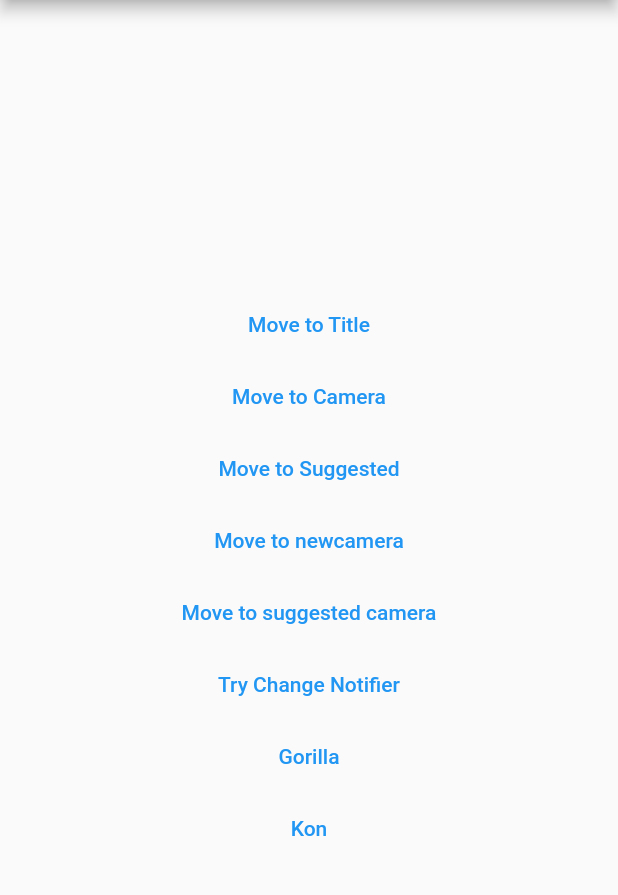
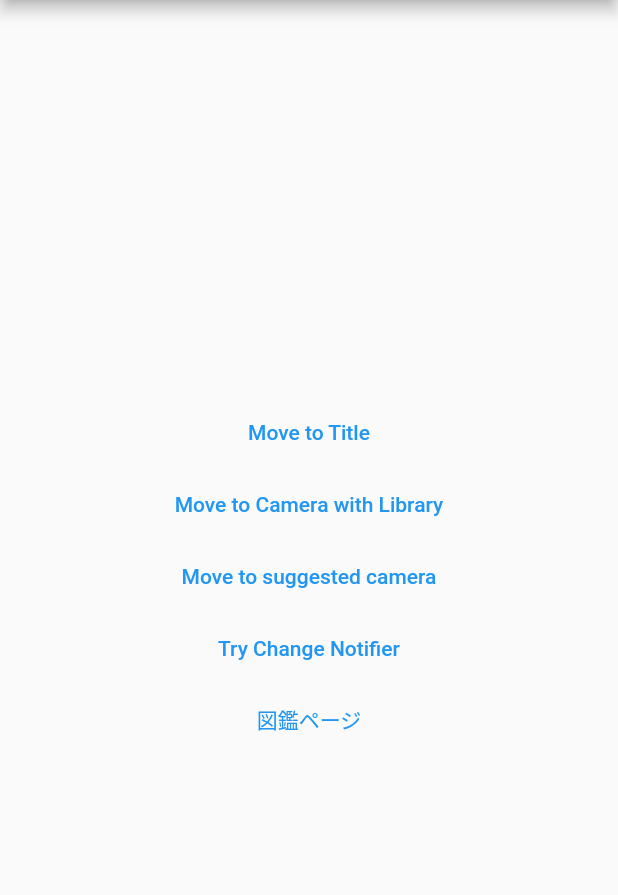
Before and after one commit to kesota/animal_detection_app, a Flutter app: the screen it shows after launch, on a phone screen of 412 x 824 dp, the part 84-979 px from its top. Run offline on Flutter 3.47's test engine with Material 2 defaults, Android fonts, the phone set to English and light mode, and no system bars; our stand-ins replace camera, logger.

Commit message:
Refactor main page

```diff
--- a/app/lib/main.dart
+++ b/app/lib/main.dart
@@ -1,12 +1,11 @@
 import 'package:app/util/camera_notifier.dart';
 import 'package:app/util/logger_manager.dart';
 import 'package:app/view/animal_detail.dart';
+import 'package:app/view/animal_guide_view.dart';
 import 'package:app/view/newcamera.dart';
 import 'package:app/view/picture_display_view.dart';
 import 'package:app/view/test.dart';
 import 'package:app/view/title_page.dart';
-import 'package:app/view/camera_view.dart';
-import 'package:app/view/suggested_camera_view.dart';
 import 'package:camera/camera.dart';
 import 'package:flutter/material.dart';
 import 'package:provider/provider.dart';
@@ -38,13 +37,12 @@ class MyApp extends StatelessWidget {
           routes: {
             '/': (context) => const MyHomePage(title: 'Sample App'),
             '/title': (context) => TitleView(),
-            '/camera': (context) => CameraView(),
-            '/suggested': (context) => SuggestedView(),
             '/newcamera': (context) => NewCameraView(camera: camera, flgChanger: 1,),
             '/newcamera/suggest': (context) => NewCameraView(camera: camera, flgChanger: 100),
             '/newcamera/photo':(context) => PictureDisplayView(XFile('')),
             '/Test': (context) => TestView(),
             '/animalDetail':(context) => AnimalDetailView(name: '', type: '', detail1: '', detail2: '',),
+            '/animalGuide': (context) => const AnimalGuide(),
 
           },
         ),
@@ -73,20 +71,13 @@ class _MyHomePageState extends State<MyHomePage> {
                 mainAxisAlignment: MainAxisAlignment.center,
                 children: <Widget>[
                   _moveToPage('/title', 'Title Page is pushed', 'Move to Title'),
-                  _moveToPage('/camera', 'Camera Page is pushed', 'Move to Camera'),
-                  _moveToPage('/suggested', 'Suggested Page is pushed',
-                      'Move to Suggested'),
                   _moveToPage('/newcamera', 'newcamera Page is pushed',
-                      'Move to newcamera'),
+                      'Move to Camera with Library'),
                   _moveToPage('/newcamera/suggest', 'second camera Page is pushed',
                       'Move to suggested camera'),
                   _moveToPage('/Test', 'Test page is pushed', 'Try Change Notifier'),
-                  _moveToPageParam('/animalDetail', 'Gorilla',['Gorilla', 'ゴリラ科ゴリラ目',
-                    '草加在住。　aaaaaaaaaaaaaaa。 testestestestestestest',
-                    'ドラミングはコミュニケーションツール。動物園でドラミングされたら、怒っているかも！ testestestestestestestestestes'] ),
-                  _moveToPageParam('/animalDetail', 'Kon', ['Kon', '人目',
-                  '草加在住。フェスで頻繁目撃されているaaaaaaaaaaaaaaa。 testestestestestestest',
-                    'エレキギターを引き連れ東京の夜の街を練り歩く事を趣味にしている。夜更かししがち。 testestestestestestestestestes'])
+                  _moveToPage('/animalGuide', 'Animal Guide',
+                      '図鑑ページ'),
 
                 ]
             ),
@@ -102,18 +93,4 @@ class _MyHomePageState extends State<MyHomePage> {
       },
       child: Text(text),);
   }
-  Widget _moveToPageParam(String route, String text, List<String> animalInfo){
-    final LoggerManager _logger = LoggerManager();
-    return TextButton(
-      onPressed: () {
-        Navigator.of(context).push(
-            MaterialPageRoute(
-                builder: (context) =>
-                    AnimalDetailView(name: animalInfo[0], type: animalInfo[1],
-                      detail1: animalInfo[2], detail2: animalInfo[3]
-                    )));
-        _logger.d(text);
-      },
-      child: Text(text),);
-  }
 }
--- a/app/lib/view/test.dart
+++ b/app/lib/view/test.dart
@@ -23,7 +23,8 @@ class _TestView extends State<TestView>{
                 ),
                 TextButton(
                     onPressed: (){model.changeFruit('newFruit');},
-                    child:Text('Try reflect the changes?'))
+                    child: const Text('Try reflect the changes?')
+                )
               ],
             ),
           )
```
Also changed, not shown: app/lib/view/camera_view.dart (deleted, +0 -66 lines), app/lib/view/suggested_camera_view.dart (deleted, +0 -67 lines).
